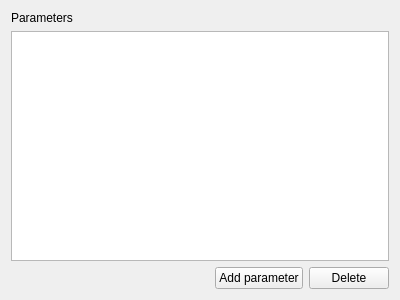
Old version of the form src/plugins/workflow_designer/src/library/create_cmdline_based_worker/CreateCmdlineBasedWorkerWizardParametersPage.ui in the repository violethaze74/ugene.
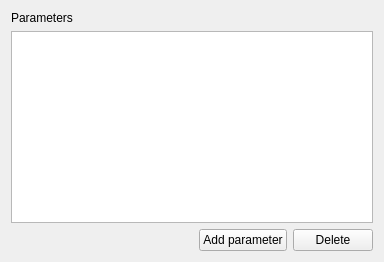
New version of the form.

```diff
--- a/src/plugins/workflow_designer/src/library/create_cmdline_based_worker/CreateCmdlineBasedWorkerWizardParametersPage.ui
+++ b/src/plugins/workflow_designer/src/library/create_cmdline_based_worker/CreateCmdlineBasedWorkerWizardParametersPage.ui
@@ -2,14 +2,6 @@
 <ui version="4.0">
  <class>CreateCmdlineBasedWorkerWizardParametersPage</class>
  <widget class="QWizardPage" name="CreateCmdlineBasedWorkerWizardParametersPage">
-  <property name="geometry">
-   <rect>
-    <x>0</x>
-    <y>0</y>
-    <width>400</width>
-    <height>300</height>
-   </rect>
-  </property>
   <property name="windowTitle">
    <string>WizardPage</string>
   </property>
```
